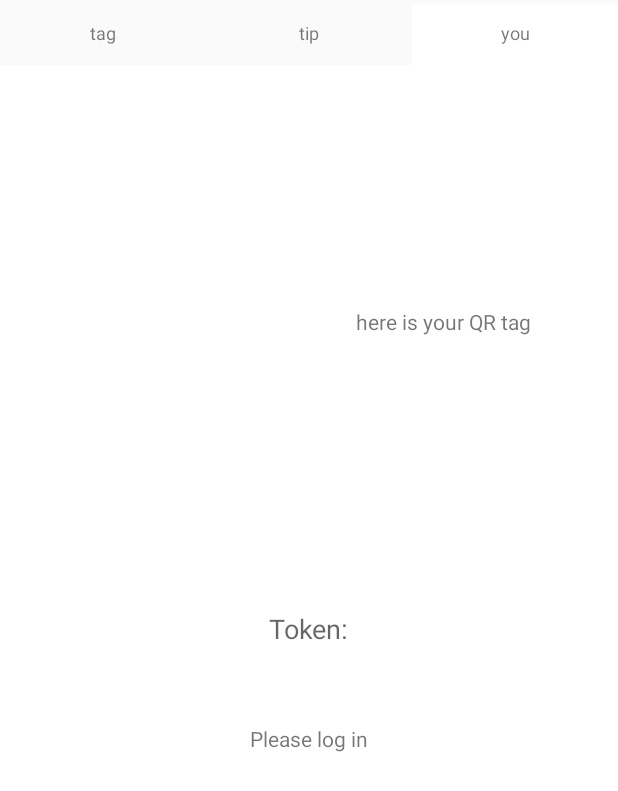
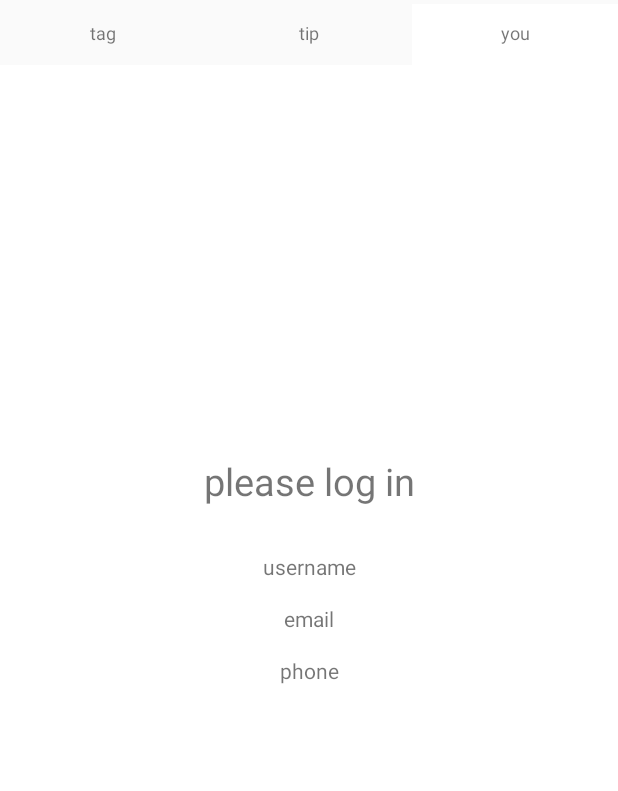
Before and after one commit to mfukano/JustTheTip, an Android app: the SlidingTabsFragment screen opened directly, with no data from a screen before it, after a tap on "you", on a phone screen of 412 x 824 dp. Shown: the top 791 px of the screen. Run offline under Robolectric (Android 15) with nearby library versions, the phone set to English and light mode, and no system bars.

Commit message:
Formatting for 'you' tab

```diff
--- a/app/src/main/java/xyz/skylar/justthetip/SlidingTabsFragment.java
+++ b/app/src/main/java/xyz/skylar/justthetip/SlidingTabsFragment.java
@@ -212,13 +212,18 @@ public class SlidingTabsFragment extends Fragment {
                             container, false);
                     container.addView(view);
                     TextView tv = (TextView) view.findViewById(R.id.textView);
+                    TextView uname = (TextView) view.findViewById(R.id.uName);
+                    TextView email = (TextView) view.findViewById(R.id.eMail);
+                    TextView phone = (TextView) view.findViewById(R.id.phoneNum);
                     ImageView profilePic = (ImageView) view.findViewById(R.id.profilePic);
 
                     if (MainActivity.authCode != null && GetMyInfo.userInfo != null) {
                         String usr_data = GetMyInfo.userInfo;
-
                         profilePic.setImageBitmap(GetMyInfo.PICTURE);
                         tv.setText(GetMyInfo.DISPLAY_NAME);
+                        uname.setText(GetMyInfo.USERNAME);
+                        email.setText(GetMyInfo.EMAIL);
+                        phone.setText(GetMyInfo.PHONE);
                     }
                     return view;
                 default:
--- a/app/src/main/res/layout/activity_you.xml
+++ b/app/src/main/res/layout/activity_you.xml
@@ -6,63 +6,66 @@
     android:paddingBottom="@dimen/activity_vertical_margin"
     tools:context="xyz.skylar.justthetip.YouActivity"
     android:nestedScrollingEnabled="true"
-    android:padding="0dp"><![CDATA[
-
-    Button
-        android:layout_width="wrap_content"
-        android:layout_height="wrap_content"
-        android:text="Login"
-        android:id="@+id/button"
-        android:onClick="loginVenmo"
-        android:layout_alignParentBottom="true"
-        android:layout_centerHorizontal="true" />
-
-    ]]>
-
+    android:padding="0dp">
 
     <ImageView
-        android:layout_width="120dp"
-        android:layout_height="120dp"
+        android:layout_width="180dp"
+        android:layout_height="180dp"
         android:id="@+id/profilePic"
         android:layout_gravity="center"
         android:layout_weight="0.25"
         android:layout_alignParentTop="true"
-        android:layout_toLeftOf="@+id/textView3"
-        android:layout_toStartOf="@+id/textView3"
-        android:layout_marginTop="111dp" />
+        android:layout_centerHorizontal="true"
+        android:layout_marginTop="50dp" />
 
     <TextView
-        android:layout_width="match_parent"
+        android:layout_width="fill_parent"
         android:layout_height="wrap_content"
-        android:text="here is your QR tag"
+        android:text="please log in"
         android:id="@+id/textView"
         android:layout_gravity="center"
         android:layout_weight="0.25"
+        android:textSize="25dp"
         android:gravity="center"
-        android:layout_alignTop="@+id/profilePic"
-        android:layout_toRightOf="@+id/profilePic"
-        android:layout_marginTop="50dp" />
+        android:layout_below="@+id/profilePic"
+        android:layout_alignParentRight="true"
+        android:layout_alignParentEnd="true"
+        android:layout_marginTop="30dp" />
 
     <TextView
         android:layout_width="wrap_content"
         android:layout_height="wrap_content"
-        android:textAppearance="?android:attr/textAppearanceMedium"
-        android:text="Token:"
-        android:id="@+id/textView3"
-        android:layout_marginTop="132dp"
-        android:layout_below="@+id/profilePic"
-        android:layout_centerHorizontal="true" />
+        android:textAppearance="?android:attr/textAppearanceSmall"
+        android:text="username"
+        android:id="@+id/uName"
+        android:gravity="center"
+        android:layout_marginTop="30dp"
+        android:layout_below="@+id/textView"
+        android:layout_alignParentRight="true"
+        android:layout_alignParentLeft="true"/>
 
     <TextView
-        android:layout_width="200dp"
+        android:layout_width="wrap_content"
         android:layout_height="wrap_content"
         android:textAppearance="?android:attr/textAppearanceSmall"
-        android:text="Please log in"
-        android:id="@+id/textView4"
-        android:lines="4"
+        android:text="email"
+        android:id="@+id/eMail"
+        android:layout_below="@+id/uName"
         android:gravity="center"
-        android:layout_alignTop="@+id/textView3"
-        android:layout_centerHorizontal="true"
-        android:layout_marginTop="52dp" />
+        android:layout_marginTop="15dp"
+        android:layout_alignParentRight="true"
+        android:layout_alignParentLeft="true" />
+
+    <TextView
+        android:layout_width="wrap_content"
+        android:layout_height="wrap_content"
+        android:textAppearance="?android:attr/textAppearanceSmall"
+        android:text="phone"
+        android:id="@+id/phoneNum"
+        android:layout_below="@+id/eMail"
+        android:gravity="center"
+        android:layout_marginTop="15dp"
+        android:layout_alignParentRight="true"
+        android:layout_alignParentLeft="true" />
 
 </RelativeLayout>
```
